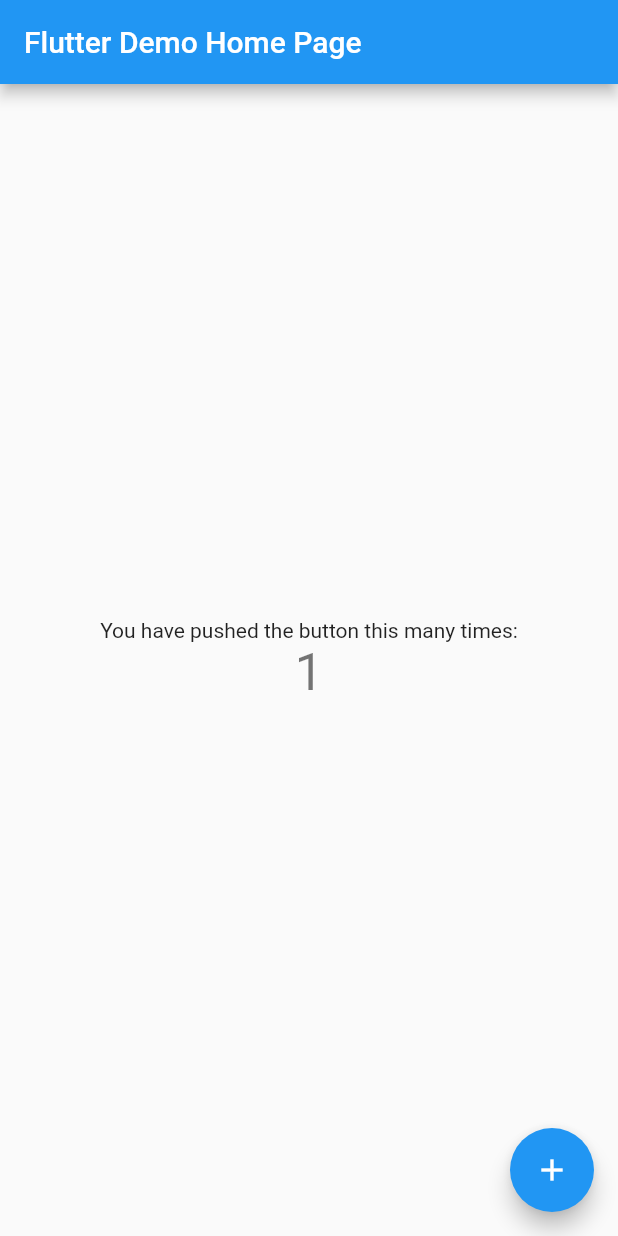
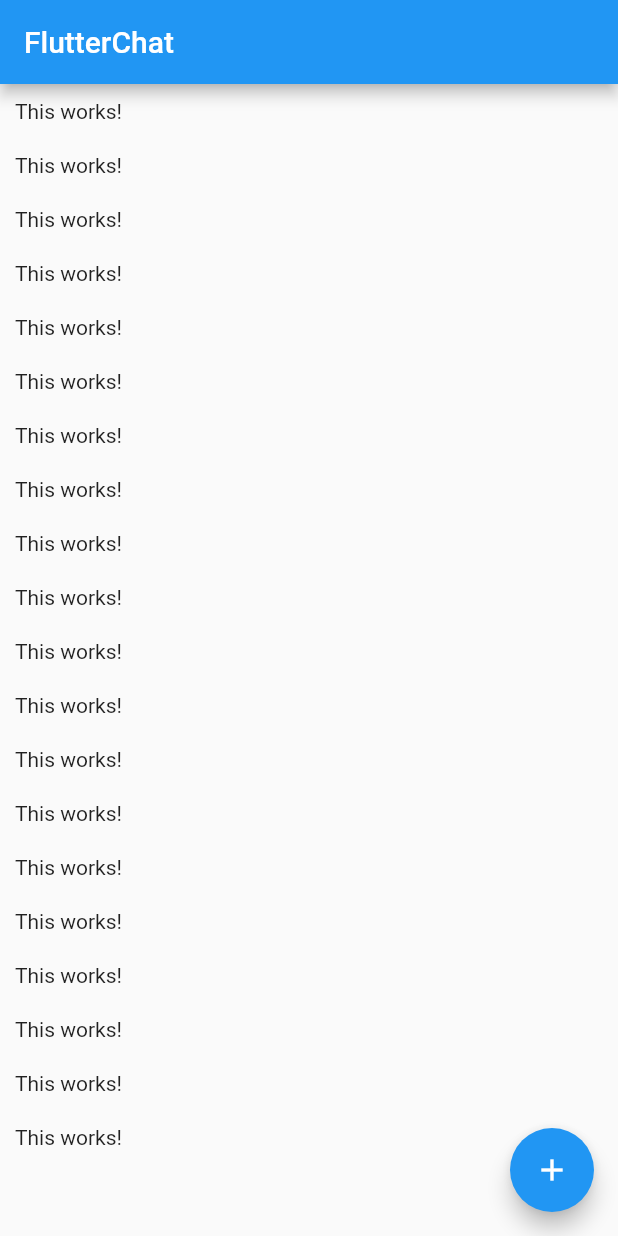
Before and after one commit to Badrrahmaouy/chat_app, a Flutter app: the screen it shows after launch, after a tap on the "add" icon, on a phone screen of 412 x 824 dp. Run offline on Flutter 3.47's test engine with Material 2 defaults, Android fonts, the phone set to English and light mode, and no system bars; our stand-ins replace cloud_firestore; accounts and stored records are empty.

Commit message:
FEAT: added firebase db to project

```diff
--- a/lib/main.dart
+++ b/lib/main.dart
@@ -1,4 +1,6 @@
 import 'package:flutter/material.dart';
+
+import './screens/chat_screen.dart';
 
 void main() => runApp(MyApp());
 
@@ -7,105 +9,11 @@ class MyApp extends StatelessWidget {
   @override
   Widget build(BuildContext context) {
     return MaterialApp(
-      title: 'Flutter Demo',
+      title: 'FlutterChat',
       theme: ThemeData(
-        // This is the theme of your application.
-        //
-        // Try running your application with "flutter run". You'll see the
-        // application has a blue toolbar. Then, without quitting the app, try
-        // changing the primarySwatch below to Colors.green and then invoke
-        // "hot reload" (press "r" in the console where you ran "flutter run",
-        // or simply save your changes to "hot reload" in a Flutter IDE).
-        // Notice that the counter didn't reset back to zero; the application
-        // is not restarted.
         primarySwatch: Colors.blue,
       ),
-      home: MyHomePage(title: 'Flutter Demo Home Page'),
+      home: ChatScreen(),
     );
   }
 }
-
-class MyHomePage extends StatefulWidget {
-  MyHomePage({Key key, this.title}) : super(key: key);
-
-  // This widget is the home page of your application. It is stateful, meaning
-  // that it has a State object (defined below) that contains fields that affect
-  // how it looks.
-
-  // This class is the configuration for the state. It holds the values (in this
-  // case the title) provided by the parent (in this case the App widget) and
-  // used by the build method of the State. Fields in a Widget subclass are
-  // always marked "final".
-
-  final String title;
-
-  @override
-  _MyHomePageState createState() => _MyHomePageState();
-}
-
-class _MyHomePageState extends State<MyHomePage> {
-  int _counter = 0;
-
-  void _incrementCounter() {
-    setState(() {
-      // This call to setState tells the Flutter framework that something has
-      // changed in this State, which causes it to rerun the build method below
-      // so that the display can reflect the updated values. If we changed
-      // _counter without calling setState(), then the build method would not be
-      // called again, and so nothing would appear to happen.
-      _counter++;
-    });
-  }
-
-  @override
-  Widget build(BuildContext context) {
-    // This method is rerun every time setState is called, for instance as done
-    // by the _incrementCounter method above.
-    //
-    // The Flutter framework has been optimized to make rerunning build methods
-    // fast, so that you can just rebuild anything that needs updating rather
-    // than having to individually change instances of widgets.
-    return Scaffold(
-      appBar: AppBar(
-        // Here we take the value from the MyHomePage object that was created by
-        // the App.build method, and use it to set our appbar title.
-        title: Text(widget.title),
-      ),
-      body: Center(
-        // Center is a layout widget. It takes a single child and positions it
-        // in the middle of the parent.
-        child: Column(
-          // Column is also a layout widget. It takes a list of children and
-          // arranges them vertically. By default, it sizes itself to fit its
-          // children horizontally, and tries to be as tall as its parent.
-          //
-          // Invoke "debug painting" (press "p" in the console, choose the
-          // "Toggle Debug Paint" action from the Flutter Inspector in Android
-          // Studio, or the "Toggle Debug Paint" command in Visual Studio Code)
-          // to see the wireframe for each widget.
-          //
-          // Column has various properties to control how it sizes itself and
-          // how it positions its children. Here we use mainAxisAlignment to
-          // center the children vertically; the main axis here is the vertical
-          // axis because Columns are vertical (the cross axis would be
-          // horizontal).
-          mainAxisAlignment: MainAxisAlignment.center,
-          children: <Widget>[
-            Text(
-              'You have pushed the button this many times:',
-            ),
-            Text(
-              '$_counter',
-              style: Theme.of(context).textTheme.headline4,
-            ),
-          ],
-        ),
-      ),
-      floatingActionButton: FloatingActionButton(
-        onPressed: _incrementCounter,
-        tooltip: 'Increment',
-        child: Icon(Icons.add),
-      ), // This trailing comma makes auto-formatting nicer for build methods.
-    );
-  }
-}
--- /dev/null
+++ b/lib/screens/chat_screen.dart
@@ -0,0 +1,35 @@
+import 'package:cloud_firestore/cloud_firestore.dart';
+import 'package:flutter/material.dart';
+
+class ChatScreen extends StatelessWidget {
+  @override
+  Widget build(BuildContext context) {
+    return Scaffold(
+      appBar: AppBar(
+        title: Text('FlutterChat'),
+      ),
+      body: ListView.builder(
+        itemCount: 20,
+        itemBuilder: (ctx, index) => Container(
+          padding: EdgeInsets.all(10),
+          child: Text('This works!'),
+        ),
+      ),
+      floatingActionButton: FloatingActionButton(
+        child: Icon(Icons.add),
+        onPressed: () {
+          Firestore.instance
+              .collection('chats/4vK6dFptuC6mG4S1zcGe/messages')
+              .snapshots()
+              .listen(
+            (data) {
+              data.documents.forEach((document) {
+                print(document['text']);
+              });
+            },
+          );
+        },
+      ),
+    );
+  }
+}
--- a/pubspec.yaml
+++ b/pubspec.yaml
@@ -23,6 +23,7 @@ dependencies:
   # The following adds the Cupertino Icons font to your application.
   # Use with the CupertinoIcons class for iOS style icons.
   cupertino_icons: ^0.1.2
+  cloud_firestore: ^0.13.5
 
 dev_dependencies:
   flutter_test:
```
Also changed, not shown: lib/screens/auth_screen.dart (added), pubspec.lock, 14 other files.
